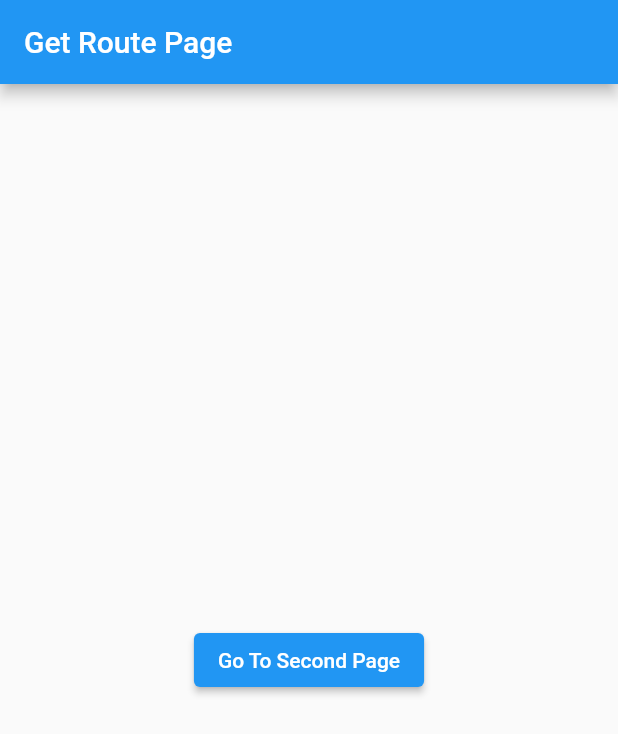
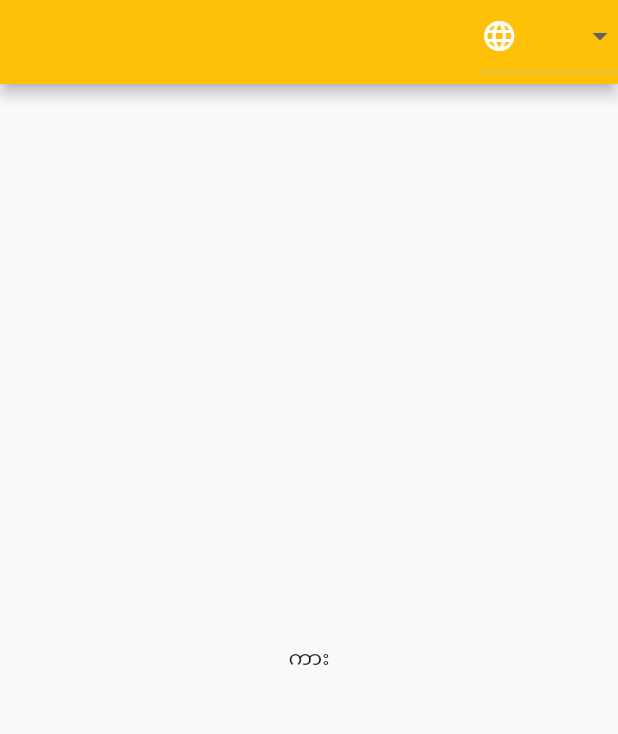
Before and after one commit to Nyan-Win-Naing/flutter_getx, a Flutter app: the screen it shows after launch, on a phone screen of 412 x 824 dp. Shown: the top 734 px of the screen. Run offline on Flutter 3.47's test engine with Material 2 defaults, Android fonts, the phone set to English and light mode, and no system bars; our stand-ins replace get.

Commit message:
Theme Change And Localization

```diff
--- /dev/null
+++ b/lib/get_lesson/translation.dart
@@ -0,0 +1,53 @@
+import 'package:flutter/material.dart';
+import 'package:get/get.dart';
+
+class MyTranslation extends Translations {
+  @override
+  // TODO: implement keys
+  Map<String, Map<String, String>> get keys => {
+        "Myanmar": {
+          "greeting": "မင်ဂလာပါ",
+          "name": "ကား",
+        },
+        "English": {
+          "greeting": "hi",
+          "name": "car",
+        }
+      };
+}
+
+class GetTranslationPage extends StatelessWidget {
+  final List<String> languages = ["Myanmar", "English"];
+  final RxString selected = "".obs;
+
+  @override
+  Widget build(BuildContext context) {
+    return Scaffold(
+      appBar: AppBar(
+        actions: [
+          DropdownButton<String>(
+            hint: Icon(Icons.language),
+            value: selected.value.isEmpty ? null : selected.value,
+            items: languages
+                .map(
+                  (e) => DropdownMenuItem(
+                    child: Text(e),
+                    value: e,
+                  ),
+                )
+                .toList(),
+            onChanged: (e) {
+              selected.value = e ?? "";
+              Get.updateLocale(Locale(e!));
+            },
+          ),
+        ],
+      ),
+      body: Center(
+        child: Text(
+          "name".tr,
+        ),
+      ),
+    );
+  }
+}
--- a/lib/main.dart
+++ b/lib/main.dart
@@ -9,6 +9,29 @@ import 'package:get_flutter/get_lesson/get_third_page.dart';
 import 'package:get_flutter/get_lesson/middleware/middleware.dart';
 import 'package:get_flutter/get_lesson/rx_dart.dart';
 import 'package:get/get.dart';
+import 'package:get_flutter/get_lesson/translation.dart';
+
+class MyTheme {
+  static ThemeData light() => ThemeData.light().copyWith(
+    appBarTheme: AppBarTheme(
+      backgroundColor: Colors.amber,
+    ),
+    switchTheme: SwitchThemeData(
+      thumbColor: MaterialStateProperty.all(Colors.amber),
+      trackColor: MaterialStateProperty.all(Colors.grey),
+    ),
+  );
+
+  static ThemeData dark() => ThemeData.dark().copyWith(
+    appBarTheme: AppBarTheme(
+      backgroundColor: Colors.grey,
+    ),
+    switchTheme: SwitchThemeData(
+      thumbColor: MaterialStateProperty.all(Colors.green),
+      trackColor: MaterialStateProperty.all(Colors.white),
+    ),
+  );
+}
 
 void main() {
   runApp(const MyApp());
@@ -42,13 +65,45 @@ class MyApp extends StatelessWidget {
         ),
       ],
       title: 'Flutter Demo',
-      theme: ThemeData(
-        primarySwatch: Colors.blue,
-      ),
+      theme: MyTheme.light(),
+      darkTheme: MyTheme.dark(),
+      themeMode: ThemeMode.system,
+      locale: Locale("Myanmar"),
+      fallbackLocale: Locale("English"),
+      translations: MyTranslation(),
       // home: GetControllerExp(),
       // home: GetBuilderExp(),
       // home: GetDependency(),
-      home: GetRoute(),
+      // home: GetRoute(),
+      // home: GetThemeChange(),
+      home: GetTranslationPage(),
     );
   }
 }
+
+class GetThemeChange extends StatelessWidget {
+
+  final RxBool isLight = true.obs;
+
+  @override
+  Widget build(BuildContext context) {
+    return Scaffold(
+      appBar: AppBar(),
+      body: Center(
+        child: Obx(
+          () => Switch(
+            value: isLight.value,
+            onChanged: (e) {
+              isLight.value = !isLight.value;
+              if(isLight.value) {
+                Get.changeTheme(MyTheme.light());
+              } else {
+                Get.changeTheme(MyTheme.dark());
+              }
+            },
+          ),
+        ),
+      ),
+    );
+  }
+}
```
